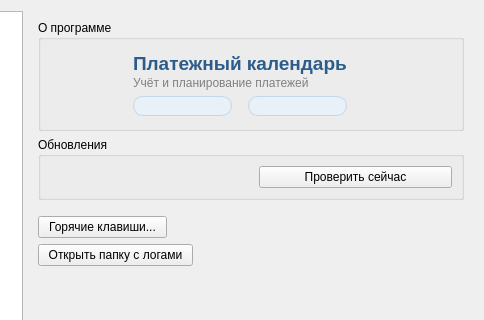
First picture: the form in designer/ui/settingsdialog.ui, repository Aleee/FinanceCalender, before the edit; both pictures show x 158 to 642 and y 0 to 320 of the 642 by 614 pixel window.
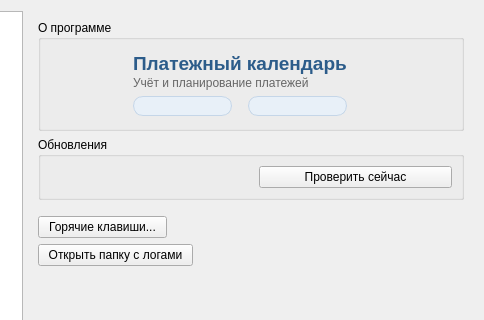
Second picture: the form after the edit. Icons and pictures are not drawn. Custom widgets are drawn as their Qt base class.

Commit message: fix: corrected UI colors

Patch:
```diff
--- a/designer/ui/settingsdialog.ui
+++ b/designer/ui/settingsdialog.ui
@@ -1628,7 +1628,7 @@
             <item row="1" column="0" colspan="2">
              <widget class="QLabel" name="la_appdescr">
               <property name="styleSheet">
-               <string notr="true">color: #808080;</string>
+               <string notr="true">color: #666666;</string>
               </property>
               <property name="text">
                <string>Учёт и планирование платежей</string>
```
The commit also changes 6 other files.
